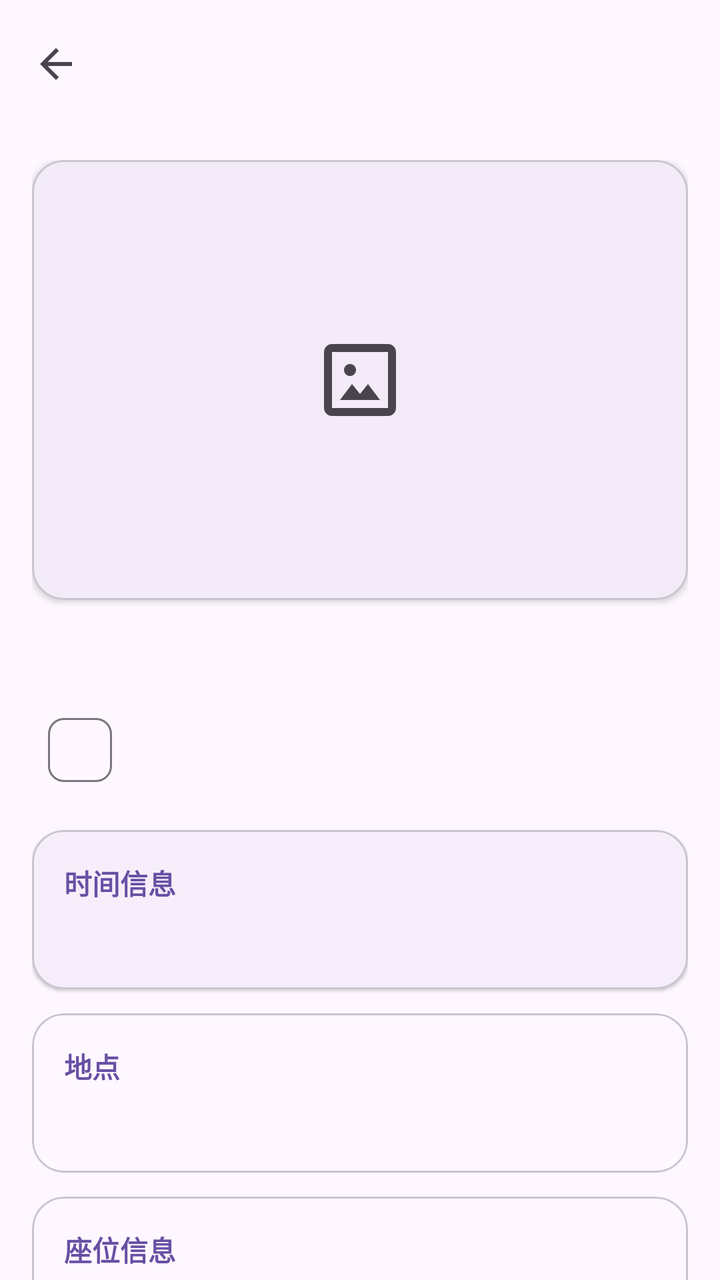
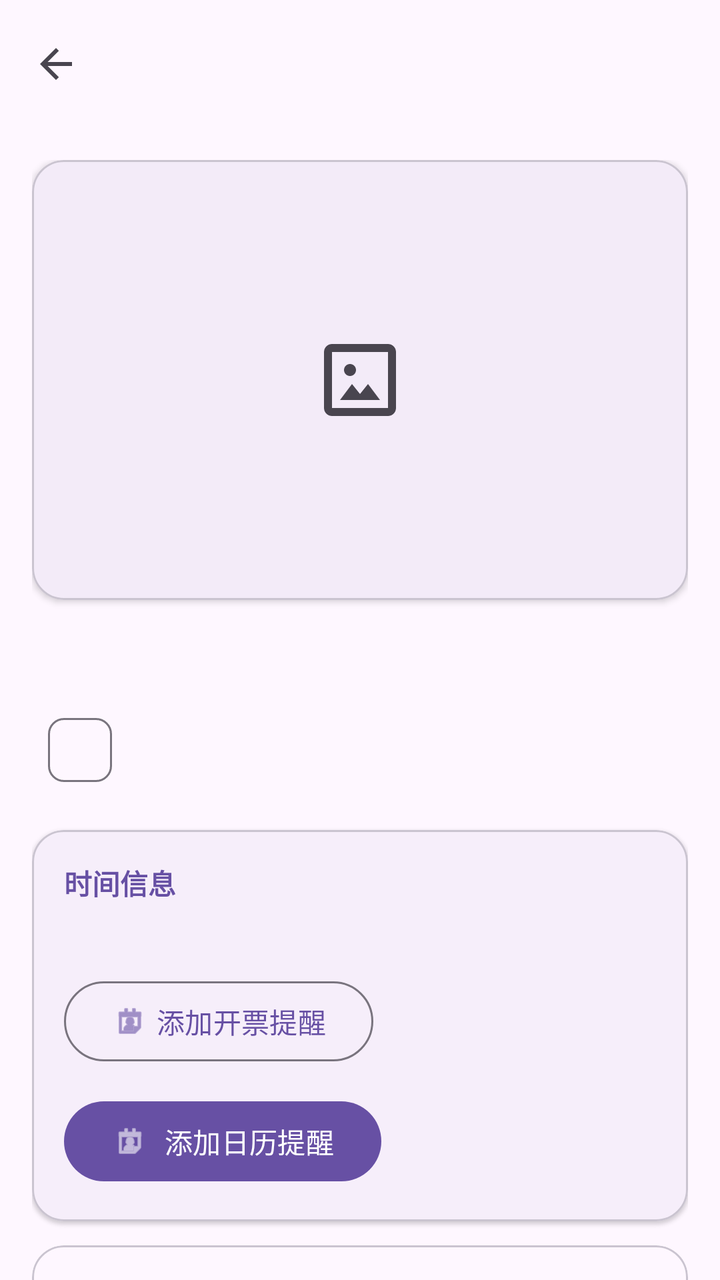

Two renders of the same Android screen: before a commit and after it. Below are the layout's source before the change and the commit's diff.
<!-- AndroidManifest.xml: application theme Theme.RecordMyLive -->
<!-- res/layout/fragment_detail.xml -->
<?xml version="1.0" encoding="utf-8"?>
<androidx.coordinatorlayout.widget.CoordinatorLayout
    xmlns:android="http://schemas.android.com/apk/res/android"
    xmlns:app="http://schemas.android.com/apk/res-auto"
    android:layout_width="match_parent"
    android:layout_height="match_parent">

    
    <com.google.android.material.appbar.AppBarLayout
        android:layout_width="match_parent"
        android:layout_height="wrap_content">

        <com.google.android.material.appbar.MaterialToolbar
            android:id="@+id/toolbar"
            android:layout_width="match_parent"
            android:layout_height="?attr/actionBarSize"
            android:title="演出详情"
            app:navigationIcon="@drawable/baseline_arrow_back_24px"/>
    </com.google.android.material.appbar.AppBarLayout>


    
    <androidx.core.widget.NestedScrollView
        android:layout_width="match_parent"
        android:layout_height="match_parent"
        android:fillViewport="true"
        app:layout_behavior="@string/appbar_scrolling_view_behavior">

        <LinearLayout
            android:layout_width="match_parent"
            android:layout_height="wrap_content"
            android:orientation="vertical"
            android:padding="16dp">

            
            <com.google.android.material.card.MaterialCardView
                android:layout_width="match_parent"
                android:layout_height="220dp"
                android:layout_marginBottom="16dp"
                app:cardCornerRadius="16dp"
                app:cardElevation="2dp">

                <ImageView
                    android:id="@+id/imgCover"
                    android:layout_width="match_parent"
                    android:layout_height="match_parent"
                    android:scaleType="centerInside"
                    android:src="@drawable/baseline_imagesmode_24px"/>
            </com.google.android.material.card.MaterialCardView>


            
            <com.google.android.material.textview.MaterialTextView
                android:id="@+id/tvName"
                android:layout_width="wrap_content"
                android:layout_height="wrap_content"
                android:text=""
                android:textStyle="bold"
                android:textSize="20sp"
                android:textColor="?attr/colorOnSurface"/>


            
            <com.google.android.material.chip.Chip
                android:id="@+id/chipType"
                android:layout_width="wrap_content"
                android:layout_height="wrap_content"
                android:layout_marginTop="8dp"
                android:checkable="false"
                android:text=""/>


            
            <com.google.android.material.card.MaterialCardView
                android:layout_width="match_parent"
                android:layout_height="wrap_content"
                android:layout_marginTop="16dp"
                app:cardCornerRadius="16dp"
                app:cardElevation="1dp">

                <LinearLayout
                    android:layout_width="match_parent"
                    android:layout_height="wrap_content"
                    android:orientation="vertical"
                    android:padding="16dp">

                    <com.google.android.material.textview.MaterialTextView
                        android:layout_width="wrap_content"
                        android:layout_height="wrap_content"
                        android:text="时间信息"
                        android:textStyle="bold"
                        android:textColor="?attr/colorPrimary"/>

                    <TextView
                        android:id="@+id/tvTime"
                        android:layout_width="wrap_content"
                        android:layout_height="wrap_content"
                        android:layout_marginTop="8dp"
                        android:text=""/>

                    <TextView
                        android:id="@+id/tvDuration"
                        android:layout_width="wrap_content"
                        android:layout_height="wrap_content"
                        android:layout_marginTop="4dp"
                        android:text=""
                        android:visibility="gone"/>

                </LinearLayout>

            </com.google.android.material.card.MaterialCardView>


            
            <com.google.android.material.card.MaterialCardView
                android:layout_width="match_parent"
                android:layout_height="wrap_content"
                android:layout_marginTop="12dp"
                app:cardCornerRadius="16dp">

                <LinearLayout
                    android:layout_width="match_parent"
                    android:layout_height="wrap_content"
                    android:orientation="vertical"
                    android:padding="16dp">

                    <TextView
                        android:text="地点"
                        android:textStyle="bold"
                        android:textColor="?attr/colorPrimary"
                        android:layout_width="wrap_content"
                        android:layout_height="wrap_content"/>

                    <TextView
                        android:id="@+id/tvCityVenue"
                        android:layout_marginTop="8dp"
                        android:text=""
                        android:layout_width="wrap_content"
                        android:layout_height="wrap_content"/>

                </LinearLayout>

            </com.google.android.material.card.MaterialCardView>


            
            <com.google.android.material.card.MaterialCardView
                android:layout_width="match_parent"
                android:layout_height="wrap_content"
                android:layout_marginTop="12dp"
                app:cardCornerRadius="16dp">

                <LinearLayout
                    android:layout_width="match_parent"
                    android:layout_height="wrap_content"
                    android:orientation="vertical"
                    android:padding="16dp">

                    <TextView
                        android:text="座位信息"
                        android:textStyle="bold"
                        android:textColor="?attr/colorPrimary"
                        android:layout_width="wrap_content"
                        android:layout_height="wrap_content"/>

                    <TextView
                        android:id="@+id/tvSeat"
                        android:layout_marginTop="8dp"
                        android:text=""
                        android:layout_width="wrap_content"
                        android:layout_height="wrap_content"/>

                </LinearLayout>

            </com.google.android.material.card.MaterialCardView>


            
            <com.google.android.material.card.MaterialCardView
                android:layout_width="match_parent"
                android:layout_height="wrap_content"
                android:layout_marginTop="12dp"
                app:cardCornerRadius="16dp">

                <LinearLayout
                    android:layout_width="match_parent"
                    android:layout_height="wrap_content"
                    android:orientation="vertical"
                    android:padding="16dp">

                    <TextView
                        android:layout_width="wrap_content"
                        android:layout_height="wrap_content"
                        android:text="票价"
                        android:textColor="?attr/colorPrimary"
                        android:textStyle="bold" />

                    <TextView
                        android:id="@+id/tvTicketPrice"
                        android:layout_width="match_parent"
                        android:layout_height="wrap_content"
                        android:layout_marginTop="8dp" />
                </LinearLayout>
            </com.google.android.material.card.MaterialCardView>


            
            <com.google.android.material.card.MaterialCardView
                android:layout_width="match_parent"
                android:layout_height="wrap_content"
                android:layout_marginTop="12dp"
                app:cardCornerRadius="16dp">

                <LinearLayout
                    android:layout_width="match_parent"
                    android:layout_height="wrap_content"
                    android:orientation="vertical"
                    android:padding="16dp">

                    <TextView
                        android:text="歌手"
                        android:textStyle="bold"
                        android:textColor="?attr/colorPrimary"
                        android:layout_width="wrap_content"
                        android:layout_height="wrap_content"/>

                    <com.google.android.material.chip.ChipGroup
                        android:id="@+id/chipArtists"
                        android:layout_width="match_parent"
                        android:layout_height="wrap_content"
                        android:layout_marginTop="8dp"
                        app:singleLine="false"/>

                </LinearLayout>

            </com.google.android.material.card.MaterialCardView>


            
            <com.google.android.material.card.MaterialCardView
                android:layout_width="match_parent"
                android:layout_height="wrap_content"
                android:layout_marginTop="12dp"
                app:cardCornerRadius="16dp">

                <LinearLayout
                    android:layout_width="match_parent"
                    android:layout_height="wrap_content"
                    android:orientation="vertical"
                    android:padding="16dp">

                    <LinearLayout
                        android:layout_width="match_parent"
                        android:layout_height="wrap_content"
                        android:gravity="center_vertical"
                        android:orientation="horizontal">

                        <TextView
                            android:layout_width="0dp"
                            android:layout_height="wrap_content"
                            android:layout_weight="1"
                            android:text="歌单"
                            android:textColor="?attr/colorPrimary"
                            android:textStyle="bold" />

                        <TextView
                            android:id="@+id/tvSongCount"
                            android:layout_width="wrap_content"
                            android:layout_height="wrap_content"
                            android:textColor="?attr/colorOnSurfaceVariant"
                            android:textSize="13sp" />
                    </LinearLayout>

                    <androidx.recyclerview.widget.RecyclerView
                        android:id="@+id/recyclerSongs"
                        android:layout_width="match_parent"
                        android:layout_height="wrap_content"
                        android:layout_marginTop="8dp"/>

                    <TextView
                        android:id="@+id/tvSongsEmpty"
                        android:layout_width="match_parent"
                        android:layout_height="wrap_content"
                        android:gravity="center"
                        android:paddingVertical="20dp"
                        android:text="还没有添加歌曲"
                        android:textColor="?attr/colorOnSurfaceVariant"
                        android:visibility="gone" />

                </LinearLayout>

            </com.google.android.material.card.MaterialCardView>


            
            <com.google.android.material.card.MaterialCardView
                android:layout_width="match_parent"
                android:layout_height="wrap_content"
                android:layout_marginTop="12dp"
                app:cardCornerRadius="16dp"
                android:layout_marginBottom="24dp">

                <LinearLayout
                    android:layout_width="match_parent"
                    android:layout_height="wrap_content"
                    android:orientation="vertical"
                    android:padding="16dp">

                    <TextView
                        android:text="备注"
                        android:textStyle="bold"
                        android:textColor="?attr/colorPrimary"
                        android:layout_width="wrap_content"
                        android:layout_height="wrap_content"/>

                    <TextView
                        android:id="@+id/tvNote"
                        android:layout_marginTop="8dp"
                        android:text=""
                        android:layout_width="wrap_content"
                        android:layout_height="wrap_content"/>

                </LinearLayout>

            </com.google.android.material.card.MaterialCardView>


        </LinearLayout>

    </androidx.core.widget.NestedScrollView>

</androidx.coordinatorlayout.widget.CoordinatorLayout>
<!-- resources referenced by this layout -->
<resources>
  <!-- drawable baseline_arrow_back_24px (drawable) -->
  <vector xmlns:android="http://schemas.android.com/apk/res/android"
      android:width="24dp"
      android:height="24dp"
      android:viewportWidth="960"
      android:viewportHeight="960"
      android:tint="?attr/colorControlNormal"
      android:autoMirrored="true">
    <path
        android:fillColor="@android:color/white"
        android:pathData="M313,520L537,744L480,800L160,480L480,160L537,216L313,440L800,440L800,520L313,520Z"/>
  </vector>
  <!-- drawable baseline_imagesmode_24px (drawable) -->
  <vector xmlns:android="http://schemas.android.com/apk/res/android"
      android:width="48dp"
      android:height="48dp"
      android:viewportWidth="24"
      android:viewportHeight="24"
      android:tint="?attr/colorOnSurfaceVariant">
      <path
          android:fillColor="@android:color/white"
          android:pathData="M21,19V5c0,-1.1 -0.9,-2 -2,-2H5C3.9,3 3,3.9 3,5v14c0,1.1 0.9,2 2,2h14c1.1,0 2,-0.9 2,-2zM5,5h14v14H5V5zM7,17h10l-3,-4 -2,2.5L10,13l-3,4zM11,9.5c0,0.83 -0.67,1.5 -1.5,1.5S8,10.33 8,9.5 8.67,8 9.5,8 11,8.67 11,9.5z" />
  </vector>
  <style name="Theme.RecordMyLive" parent="Base.Theme.RecordMyLive" />
  <style name="Base.Theme.RecordMyLive" parent="Theme.Material3.DayNight.NoActionBar">
          
          
      </style>
</resources>

<!-- the commit's change to res/layout/fragment_detail.xml (unified diff, before → after) -->
@@ -106,6 +106,30 @@
                         android:text=""
                         android:visibility="gone"/>
 
+                    <TextView
+                        android:id="@+id/tvTicketSale"
+                        android:layout_width="match_parent"
+                        android:layout_height="wrap_content"
+                        android:layout_marginTop="8dp"
+                        android:visibility="gone" />
+
+                    <com.google.android.material.button.MaterialButton
+                        android:id="@+id/btnTicketSaleReminder"
+                        style="@style/Widget.Material3.Button.OutlinedButton"
+                        android:layout_width="wrap_content"
+                        android:layout_height="wrap_content"
+                        android:layout_marginTop="8dp"
+                        android:text="@string/ticket_sale_reminder_add"
+                        app:icon="@android:drawable/ic_menu_my_calendar" />
+
+                    <com.google.android.material.button.MaterialButton
+                        android:id="@+id/btnCalendarReminder"
+                        android:layout_width="wrap_content"
+                        android:layout_height="wrap_content"
+                        android:layout_marginTop="12dp"
+                        android:text="@string/calendar_reminder_add"
+                        app:icon="@android:drawable/ic_menu_my_calendar" />
+
                 </LinearLayout>
 
             </com.google.android.material.card.MaterialCardView>
@@ -200,6 +224,49 @@
                         android:layout_width="match_parent"
                         android:layout_height="wrap_content"
                         android:layout_marginTop="8dp" />
+                </LinearLayout>
+            </com.google.android.material.card.MaterialCardView>
+
+            <com.google.android.material.card.MaterialCardView
+                android:id="@+id/cardExpenses"
+                android:layout_width="match_parent"
+                android:layout_height="wrap_content"
+                android:layout_marginTop="12dp"
+                android:clickable="true"
+                android:focusable="true"
+                app:cardCornerRadius="16dp">
+
+                <LinearLayout
+                    android:layout_width="match_parent"
+                    android:layout_height="wrap_content"
+                    android:orientation="vertical"
+                    android:padding="16dp">
+
+                    <LinearLayout
+                        android:layout_width="match_parent"
+                        android:layout_height="wrap_content"
+                        android:gravity="center_vertical"
+                        android:orientation="horizontal">
+                        <TextView
+                            android:layout_width="0dp"
+                            android:layout_height="wrap_content"
+                            android:layout_weight="1"
+                            android:text="费用明细"
+                            android:textColor="?attr/colorPrimary"
+                            android:textStyle="bold"/>
+                        <com.google.android.material.button.MaterialButton
+                            android:id="@+id/btnViewExpenses"
+                            style="@style/Widget.Material3.Button.TextButton"
+                            android:layout_width="wrap_content"
+                            android:layout_height="wrap_content"
+                            android:text="查看明细 ›"/>
+                    </LinearLayout>
+
+                    <TextView
+                        android:id="@+id/tvExpenseSummary"
+                        android:layout_width="match_parent"
+                        android:layout_height="wrap_content"
+                        android:layout_marginTop="4dp"/>
                 </LinearLayout>
             </com.google.android.material.card.MaterialCardView>
 
<!-- resource entries referenced after the edit -->
@@ -23,6 +23,8 @@
           android:fillColor="@android:color/white"
           android:pathData="M21,19V5c0,-1.1 -0.9,-2 -2,-2H5C3.9,3 3,3.9 3,5v14c0,1.1 0.9,2 2,2h14c1.1,0 2,-0.9 2,-2zM5,5h14v14H5V5zM7,17h10l-3,-4 -2,2.5L10,13l-3,4zM11,9.5c0,0.83 -0.67,1.5 -1.5,1.5S8,10.33 8,9.5 8.67,8 9.5,8 11,8.67 11,9.5z" />
   </vector>
+  <string name="calendar_reminder_add">添加日历提醒</string>
+  <string name="ticket_sale_reminder_add">添加开票提醒</string>
   <style name="Theme.RecordMyLive" parent="Base.Theme.RecordMyLive" />
   <style name="Base.Theme.RecordMyLive" parent="Theme.Material3.DayNight.NoActionBar">
           
